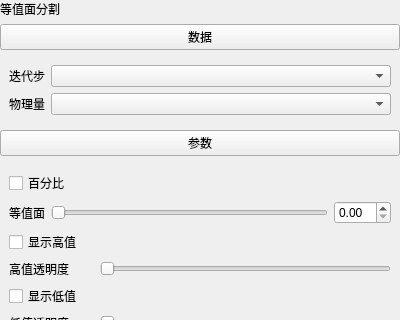
asd977/base_cae, file plugins/Base_PostProcessing/IsosurfaceSegmentationWidget.ui: the form before one commit; both pictures show x 0 to 400 and y 0 to 320 of the 400 by 754 pixel window.
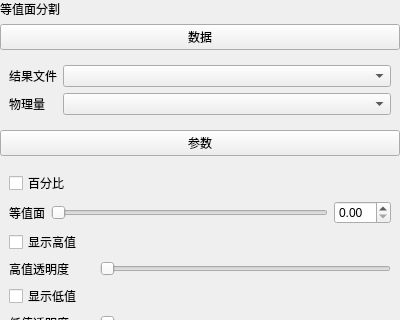
The form after the commit.

Patch:
```diff
--- a/plugins/Base_PostProcessing/IsosurfaceSegmentationWidget.ui
+++ b/plugins/Base_PostProcessing/IsosurfaceSegmentationWidget.ui
@@ -65,7 +65,7 @@
          </sizepolicy>
         </property>
         <property name="text">
-         <string>迭代步</string>
+         <string>结果文件</string>
         </property>
        </widget>
       </item>
```
